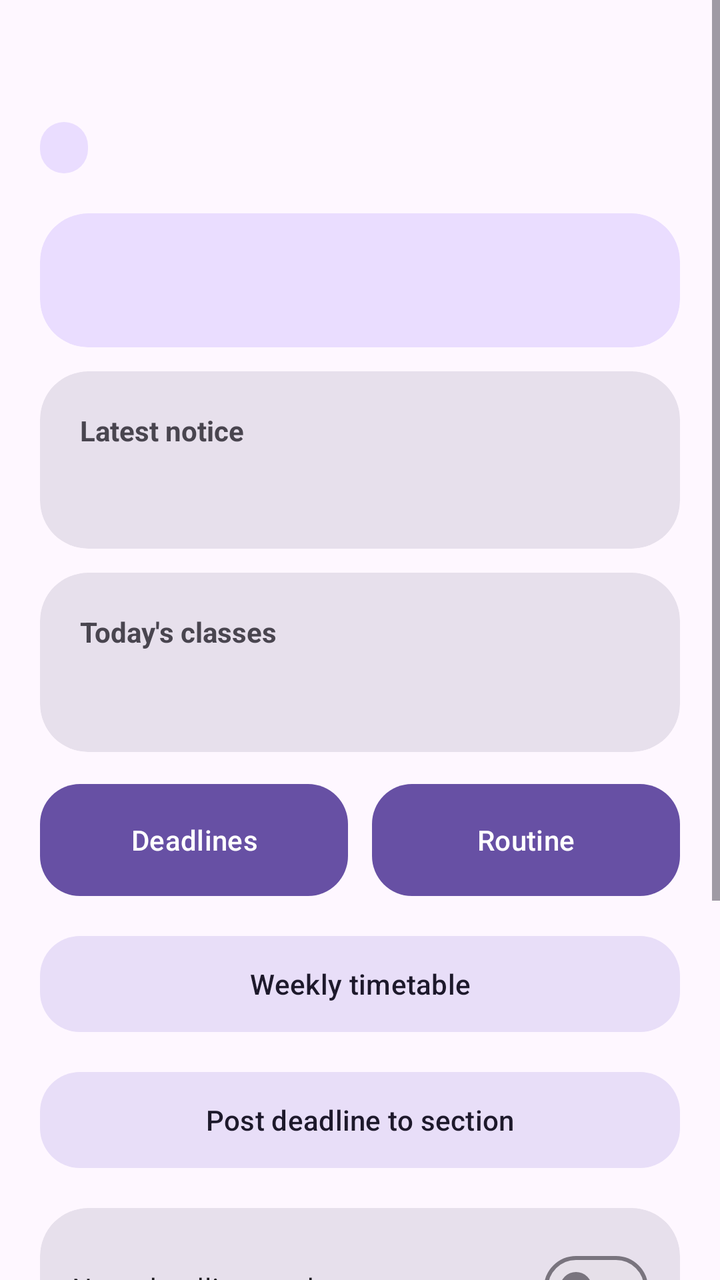
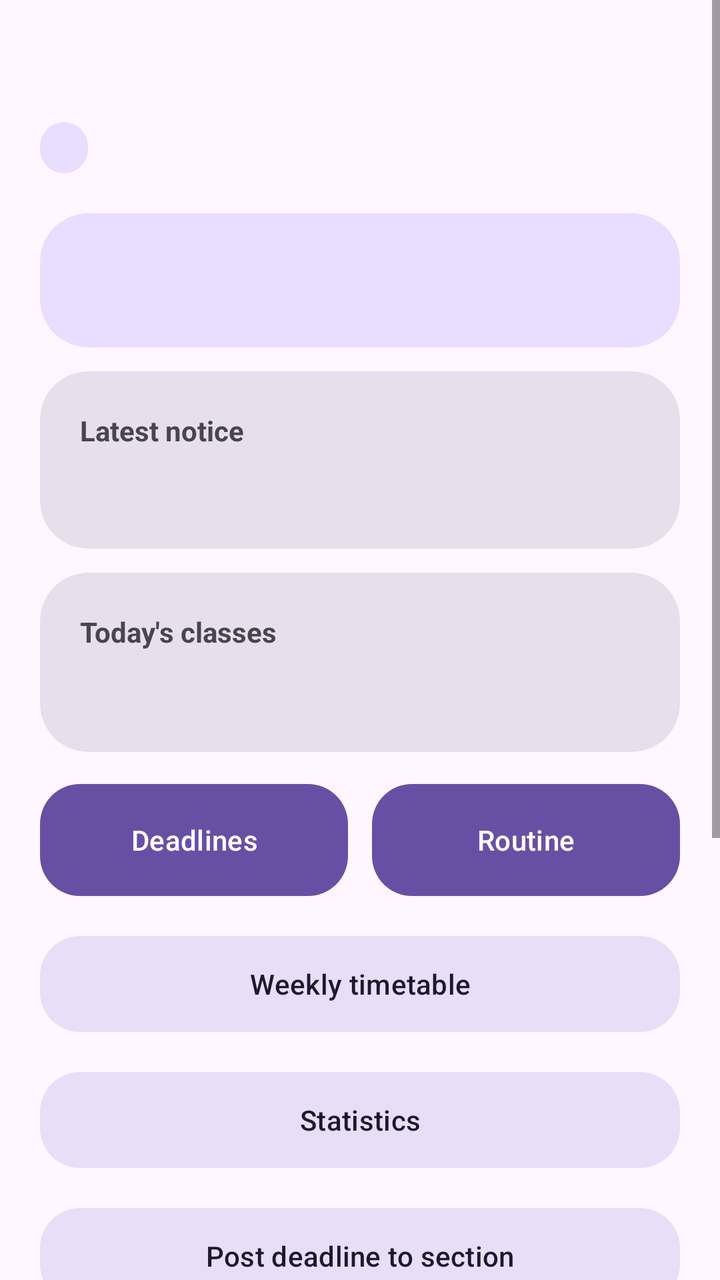

Compare the two renders of this Android layout. The source of the first and the diff that turns it into the second are given below.
<!-- AndroidManifest.xml: application theme Theme.CampusCompanion -->
<!-- res/layout/activity_main.xml -->
<?xml version="1.0" encoding="utf-8"?>
<ScrollView xmlns:android="http://schemas.android.com/apk/res/android"
    xmlns:app="http://schemas.android.com/apk/res-auto"
    android:layout_width="match_parent"
    android:layout_height="match_parent"
    android:fillViewport="true">

    <LinearLayout
        android:layout_width="match_parent"
        android:layout_height="wrap_content"
        android:orientation="vertical"
        android:padding="20dp">

        
        <TextView
            android:id="@+id/tvGreeting"
            android:layout_width="match_parent"
            android:layout_height="wrap_content"
            android:textSize="26sp"
            android:textStyle="bold"
            android:textColor="?attr/colorOnSurface" />

        <TextView
            android:id="@+id/tvSection"
            android:layout_width="wrap_content"
            android:layout_height="wrap_content"
            android:layout_marginTop="6dp"
            android:background="@drawable/bg_chip"
            android:paddingHorizontal="12dp"
            android:paddingVertical="4dp"
            android:textColor="?attr/colorOnPrimaryContainer"
            android:textSize="13sp" />

        
        <com.google.android.material.card.MaterialCardView
            android:layout_width="match_parent"
            android:layout_height="wrap_content"
            android:layout_marginTop="20dp"
            app:cardBackgroundColor="?attr/colorPrimaryContainer"
            app:cardCornerRadius="24dp"
            app:cardElevation="0dp"
            app:strokeWidth="0dp">

            <TextView
                android:id="@+id/tvWeather"
                android:layout_width="match_parent"
                android:layout_height="wrap_content"
                android:padding="20dp"
                android:textColor="?attr/colorOnPrimaryContainer"
                android:textSize="20sp"
                android:lineSpacingExtra="4dp" />
        </com.google.android.material.card.MaterialCardView>
        <com.google.android.material.card.MaterialCardView
            android:id="@+id/cardNotice"
            android:layout_width="match_parent"
            android:layout_height="wrap_content"
            android:layout_marginTop="12dp"
            android:clickable="true"
            android:focusable="true"
            app:cardBackgroundColor="?attr/colorSurfaceVariant"
            app:cardCornerRadius="24dp"
            app:cardElevation="0dp"
            app:strokeWidth="0dp">

            <LinearLayout
                android:layout_width="match_parent"
                android:layout_height="wrap_content"
                android:orientation="vertical"
                android:padding="20dp">

                <TextView
                    android:layout_width="wrap_content"
                    android:layout_height="wrap_content"
                    android:text="Latest notice"
                    android:textColor="?attr/colorOnSurfaceVariant"
                    android:textSize="14sp"
                    android:textStyle="bold" />

                <TextView
                    android:id="@+id/tvNotice"
                    android:layout_width="match_parent"
                    android:layout_height="wrap_content"
                    android:layout_marginTop="8dp"
                    android:textColor="?attr/colorOnSurface"
                    android:textSize="16sp"
                    android:lineSpacingExtra="3dp" />
            </LinearLayout>
        </com.google.android.material.card.MaterialCardView>
        
        <com.google.android.material.card.MaterialCardView
            android:layout_width="match_parent"
            android:layout_height="wrap_content"
            android:layout_marginTop="12dp"
            app:cardBackgroundColor="?attr/colorSurfaceVariant"
            app:cardCornerRadius="24dp"
            app:cardElevation="0dp"
            app:strokeWidth="0dp">

            <LinearLayout
                android:layout_width="match_parent"
                android:layout_height="wrap_content"
                android:orientation="vertical"
                android:padding="20dp">

                <TextView
                    android:layout_width="wrap_content"
                    android:layout_height="wrap_content"
                    android:text="Today's classes"
                    android:textColor="?attr/colorOnSurfaceVariant"
                    android:textSize="14sp"
                    android:textStyle="bold" />

                <TextView
                    android:id="@+id/tvToday"
                    android:layout_width="match_parent"
                    android:layout_height="wrap_content"
                    android:layout_marginTop="8dp"
                    android:textColor="?attr/colorOnSurface"
                    android:textSize="17sp"
                    android:lineSpacingExtra="4dp" />
            </LinearLayout>
        </com.google.android.material.card.MaterialCardView>

        
        <LinearLayout
            android:layout_width="match_parent"
            android:layout_height="wrap_content"
            android:layout_marginTop="12dp"
            android:orientation="horizontal">

            <com.google.android.material.button.MaterialButton
                android:id="@+id/btnDeadlines"
                android:layout_width="0dp"
                android:layout_height="64dp"
                android:layout_marginEnd="6dp"
                android:layout_weight="1"
                android:text="Deadlines"
                app:cornerRadius="20dp" />

            <com.google.android.material.button.MaterialButton
                android:id="@+id/btnRoutine"
                android:layout_width="0dp"
                android:layout_height="64dp"
                android:layout_marginStart="6dp"
                android:layout_weight="1"
                android:text="Routine"
                app:cornerRadius="20dp" />
        </LinearLayout>
        <com.google.android.material.button.MaterialButton
            android:id="@+id/btnTimetable"
            style="@style/Widget.Material3.Button.TonalButton"
            android:layout_width="match_parent"
            android:layout_height="56dp"
            android:layout_marginTop="12dp"
            android:text="Weekly timetable"
            app:cornerRadius="20dp" />
        
        <com.google.android.material.button.MaterialButton
            android:id="@+id/btnPost"
            style="@style/Widget.Material3.Button.TonalButton"
            android:layout_width="match_parent"
            android:layout_height="56dp"
            android:layout_marginTop="12dp"
            android:text="Post deadline to section"
            app:cornerRadius="20dp" />

        
        <com.google.android.material.card.MaterialCardView
            android:layout_width="match_parent"
            android:layout_height="wrap_content"
            android:layout_marginTop="16dp"
            app:cardBackgroundColor="?attr/colorSurfaceVariant"
            app:cardCornerRadius="24dp"
            app:cardElevation="0dp"
            app:strokeWidth="0dp">

            <LinearLayout
                android:layout_width="match_parent"
                android:layout_height="wrap_content"
                android:orientation="vertical"
                android:padding="16dp">

                <com.google.android.material.materialswitch.MaterialSwitch
                    android:id="@+id/swTracker"
                    android:layout_width="match_parent"
                    android:layout_height="wrap_content"
                    android:text="Next-deadline tracker"
                    android:textColor="?attr/colorOnSurface" />

                <com.google.android.material.materialswitch.MaterialSwitch
                    android:id="@+id/swDark"
                    android:layout_width="match_parent"
                    android:layout_height="wrap_content"
                    android:text="Dark mode"
                    android:textColor="?attr/colorOnSurface" />

                <com.google.android.material.button.MaterialButton
                    android:id="@+id/btnExactAlarm"
                    style="@style/Widget.Material3.Button.OutlinedButton"
                    android:layout_width="match_parent"
                    android:layout_height="wrap_content"
                    android:layout_marginTop="8dp"
                    android:text="Allow exact reminders" />
            </LinearLayout>
        </com.google.android.material.card.MaterialCardView>

        <TextView
            android:id="@+id/tvProviderCount"
            android:layout_width="match_parent"
            android:layout_height="wrap_content"
            android:layout_marginTop="12dp"
            android:textColor="?attr/colorOnSurfaceVariant"
            android:textSize="13sp" />

        
        <com.google.android.material.button.MaterialButton
            android:id="@+id/btnLogout"
            style="@style/Widget.Material3.Button.OutlinedButton"
            android:layout_width="match_parent"
            android:layout_height="56dp"
            android:layout_marginTop="16dp"
            android:text="Log out"
            android:textColor="?attr/colorError"
            app:cornerRadius="20dp"
            app:strokeColor="?attr/colorError" />
    </LinearLayout>
</ScrollView>
<!-- resources referenced by this layout -->
<resources>
  <!-- drawable bg_chip (drawable) -->
  <?xml version="1.0" encoding="utf-8"?>
  <shape xmlns:android="http://schemas.android.com/apk/res/android"
      android:shape="rectangle">
      <solid android:color="?attr/colorPrimaryContainer" />
      <corners android:radius="50dp" />
  </shape>
  <style name="Theme.CampusCompanion" parent="Base.Theme.CampusCompanion" />
  <style name="Base.Theme.CampusCompanion" parent="Theme.Material3.DayNight.NoActionBar">
          
          
      </style>
</resources>

<!-- the commit's change to res/layout/activity_main.xml (unified diff, before → after) -->
@@ -154,6 +154,14 @@
             android:layout_marginTop="12dp"
             android:text="Weekly timetable"
             app:cornerRadius="20dp" />
+        <com.google.android.material.button.MaterialButton
+            android:id="@+id/btnStats"
+            style="@style/Widget.Material3.Button.TonalButton"
+            android:layout_width="match_parent"
+            android:layout_height="56dp"
+            android:layout_marginTop="12dp"
+            android:text="Statistics"
+            app:cornerRadius="20dp" />
         
         <com.google.android.material.button.MaterialButton
             android:id="@+id/btnPost"
